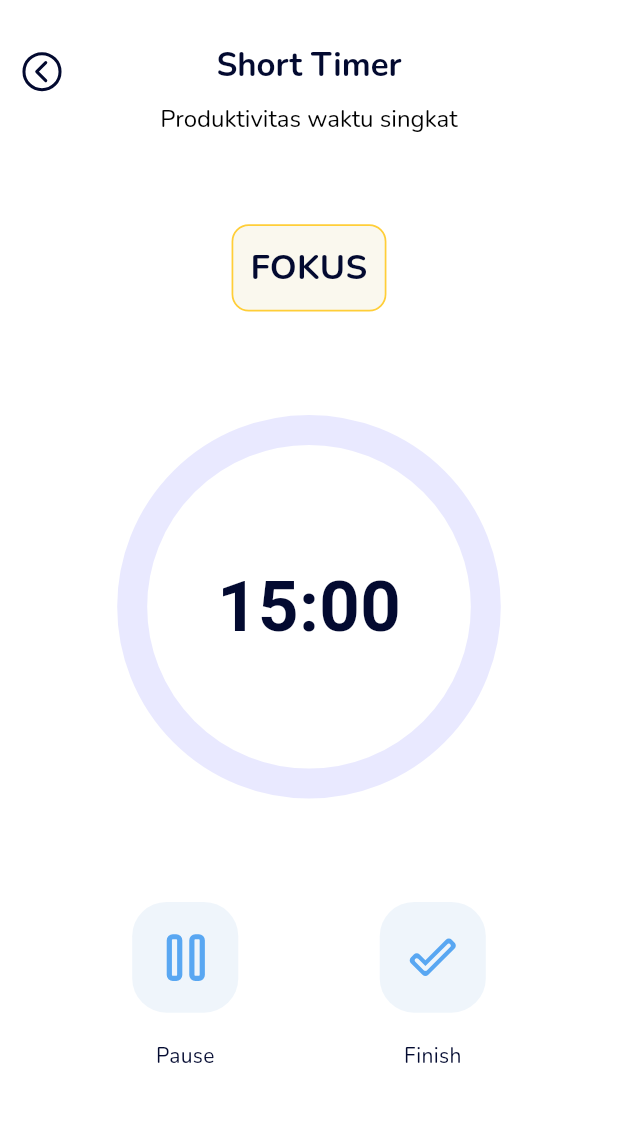
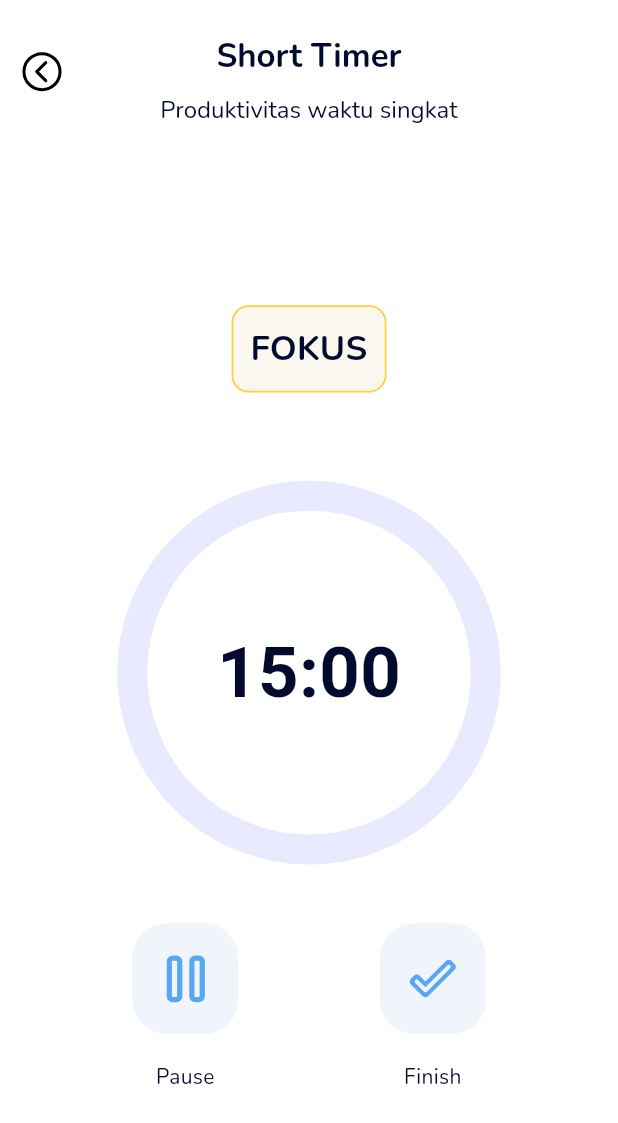
Before and after one commit to Ilhamroe/Time_Minder_Public, a Flutter app: the HomePage screen opened directly, after a tap on "Mulai", on a phone screen of 412 x 824 dp. Shown: the top 1123 px of the screen. Run offline on Flutter 3.47's test engine with Material 3 defaults, Android fonts, the phone set to English and light mode, and no system bars; drawn by our look-alikes of circular_countdown_timer; our stand-ins replace audioplayers, easy_date_timeline, flutter_local_notifications, flutter_screenutil, flutter_svg, fluttertoast and 5 more; missing offline and left inert: tutorial_coach_mark; accounts and stored records are empty; project files that could hold a hidden picture were left out.

Commit message:
update revisi ui

```diff
--- a/lib/pages/home_page.dart
+++ b/lib/pages/home_page.dart
@@ -41,7 +41,7 @@ class _HomePageState extends State<HomePage> with TickerProviderStateMixin {
       ),
       pulseEnable: false,
       colorShadow: darkGrey,
-      paddingFocus: 30,
+      paddingFocus: 20,
       hideSkip: true,
       opacityShadow: 0.5,
       onFinish: () {
--- a/lib/pages/view_timer_recommedation_page.dart
+++ b/lib/pages/view_timer_recommedation_page.dart
@@ -113,7 +113,6 @@ class _TimerState extends State<TimerView> {
               "assets/images/button_back.svg",
               width: 28.w,
               height: 28.h,
-              color: cetaceanBlue,
             ),
           ),
           title: Column(
@@ -134,9 +133,10 @@ class _TimerState extends State<TimerView> {
                 style: TextStyle(
                   fontFamily: 'Nunito',
                   fontSize: 14.sp,
-                  color: Colors.black,
+                  color: cetaceanBlue,
                 ),
               ),
+              SizedBox(height: 10.h),
             ],
           ),
           centerTitle: true,
@@ -151,9 +151,9 @@ class _TimerState extends State<TimerView> {
             width: screenSize.width,
             height: screenSize.height,
             padding: EdgeInsets.symmetric(
-              horizontal: screenSize.width * 0.01.w,
-              vertical: screenSize.height * 0.05.w,
-            ).r,
+              horizontal: screenSize.width * 0.1.w,
+              vertical: screenSize.height * 0.1.w,
+            ).w,
             child: Center(
               child: Column(
                 mainAxisAlignment: MainAxisAlignment.start,
@@ -179,11 +179,12 @@ class _TimerState extends State<TimerView> {
                       ),
                     ),
                   ),
+                  SizedBox(height: screenSize.height * 0.07.h),
                   CircularCountDownTimer(
                     duration: timeInSec,
                     initialDuration: 0,
                     width: screenSize.width * 0.5.w,
-                    height: screenSize.height * 0.4.h,
+                    height: screenSize.width * 0.5.w,
                     controller: _controller,
                     ringColor: ring,
                     fillColor: _controller.isPaused ? red : ripeMango,
@@ -210,7 +211,7 @@ class _TimerState extends State<TimerView> {
                       startTimer();
                     },
                   ),
-                  // SizedBox(height: screenSize.height * 0.02.h),
+                  SizedBox(height: screenSize.height * 0.05.h),
                   Row(
                     mainAxisAlignment: MainAxisAlignment.center,
                     children: <Widget>[
@@ -224,7 +225,7 @@ class _TimerState extends State<TimerView> {
                                 height: screenSize.width * 0.15.h,
                                 decoration: BoxDecoration(
                                   color: offBlue,
-                                  borderRadius: BorderRadius.circular(20).r,
+                                  borderRadius: BorderRadius.circular(20).w,
                                 ),
                               ),
                               GestureDetector(
@@ -246,7 +247,7 @@ class _TimerState extends State<TimerView> {
                                     Padding(
                                       padding: const EdgeInsets.symmetric(
                                               vertical: 8.0)
-                                          .r,
+                                          .w,
                                     ),
                                     const Text(
                                       "Resume",
@@ -261,7 +262,7 @@ class _TimerState extends State<TimerView> {
                                     Padding(
                                       padding: const EdgeInsets.symmetric(
                                               vertical: 8.0)
-                                          .r,
+                                          .w,
                                     ),
                                     const Text(
                                       "Pause",
@@ -284,7 +285,7 @@ class _TimerState extends State<TimerView> {
                                 height: screenSize.width * 0.15.h,
                                 decoration: BoxDecoration(
                                   color: offBlue,
-                                  borderRadius: BorderRadius.circular(20).r,
+                                  borderRadius: BorderRadius.circular(20).w,
                                 ),
                               ),
                               IconButton(
@@ -301,7 +302,7 @@ class _TimerState extends State<TimerView> {
                             ],
                           ),
                           Padding(
-                            padding: EdgeInsets.symmetric(vertical: 8.0).r,
+                            padding: const EdgeInsets.symmetric(vertical: 8.0).w,
                           ),
                           const Text(
                             "Finish",
@@ -349,7 +350,7 @@ class _TimerState extends State<TimerView> {
       builder: (BuildContext context) {
         return AlertDialog(
           shape: RoundedRectangleBorder(
-            borderRadius: BorderRadius.circular(10.0),
+            borderRadius: BorderRadius.circular(10.0).w,
           ),
           content: SizedBox(
             width: screenSize.width * 0.68.w,
@@ -476,7 +477,7 @@ class _TimerState extends State<TimerView> {
                   children: [
                     Container(
                       decoration: BoxDecoration(
-                        borderRadius: BorderRadius.circular(10.0).r,
+                        borderRadius: BorderRadius.circular(10.0).w,
                         color: halfGrey,
                       ),
                       child: TextButton(
```
Also changed, not shown: lib/pages/timer_player.dart (+5 -4 lines).
